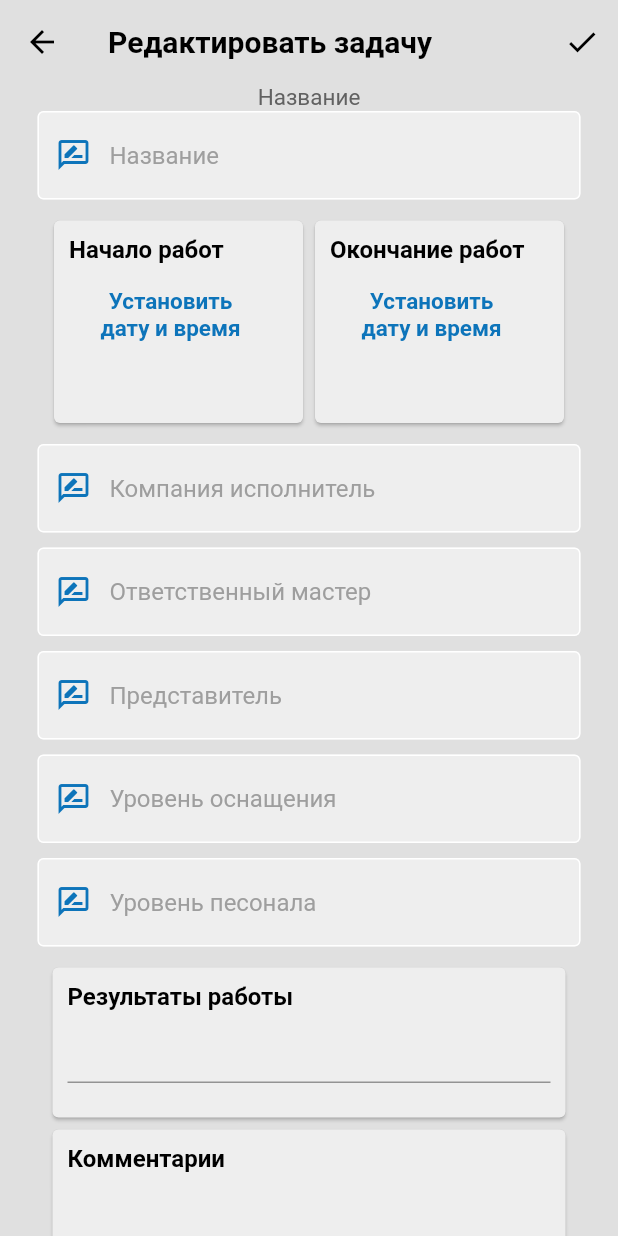
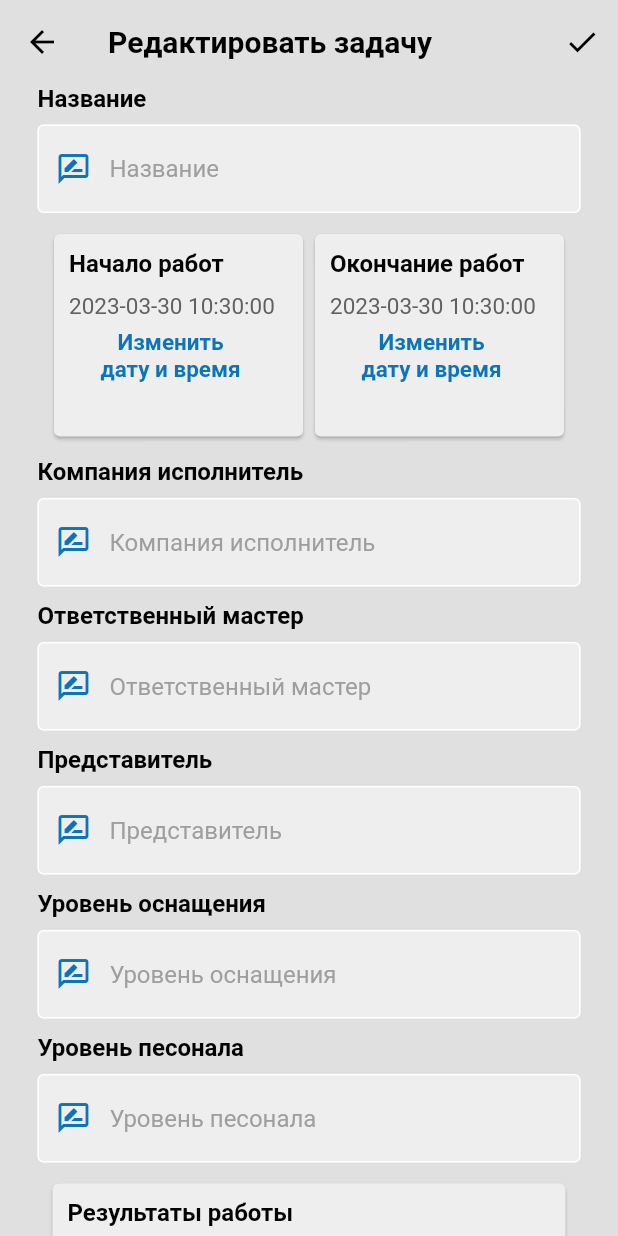
Before and after one commit to m00nlight1/PlannerETP, a Flutter app: the _UpdateTaskView screen opened directly with empty values, on a phone screen of 412 x 824 dp. Run offline on Flutter 3.47's test engine with Material 2 defaults, Android fonts, the phone set to English and light mode, and no system bars; our stand-ins replace dio, email_validator, flutter_bloc, flutter_svg, freezed_annotation, get_it and 3 more; network calls fail; project files that could hold a hidden picture were left out.

Commit message:
Updating the interface of the UpdateTask, DetailTask screens

```diff
--- a/lib/feature/tasks/presentation/task_screen.dart
+++ b/lib/feature/tasks/presentation/task_screen.dart
@@ -152,7 +152,7 @@ class _DetailTaskItem extends StatelessWidget {
                     color: Colors.grey.shade200,
                     child: SizedBox(
                       width: 180,
-                      height: 135,
+                      height: 100,
                       child: Padding(
                         padding: const EdgeInsets.all(10.0),
                         child: Column(
@@ -184,7 +184,7 @@ class _DetailTaskItem extends StatelessWidget {
                     color: Colors.grey.shade200,
                     child: SizedBox(
                       width: 180,
-                      height: 135,
+                      height: 100,
                       child: Padding(
                         padding: const EdgeInsets.all(10.0),
                         child: Column(
--- a/lib/feature/tasks/presentation/update_task_screen.dart
+++ b/lib/feature/tasks/presentation/update_task_screen.dart
@@ -61,12 +61,17 @@ class _UpdateTaskViewState extends State<_UpdateTaskView> {
   void initState() {
     super.initState();
     titleController = TextEditingController(text: taskEntity.title);
-    companyController = TextEditingController(text: taskEntity.contractorCompany);
-    masterController = TextEditingController(text: taskEntity.responsibleMaster);
-    representativeController = TextEditingController(text: taskEntity.representative);
-    equipmentLevelController = TextEditingController(text: taskEntity.equipmentLevel);
+    companyController =
+        TextEditingController(text: taskEntity.contractorCompany);
+    masterController =
+        TextEditingController(text: taskEntity.responsibleMaster);
+    representativeController =
+        TextEditingController(text: taskEntity.representative);
+    equipmentLevelController =
+        TextEditingController(text: taskEntity.equipmentLevel);
     staffLevelController = TextEditingController(text: taskEntity.staffLevel);
-    resultsOfTheWorkController = TextEditingController(text: taskEntity.resultsOfTheWork);
+    resultsOfTheWorkController =
+        TextEditingController(text: taskEntity.resultsOfTheWork);
     commentsController = TextEditingController(text: taskEntity.content);
   }
 
@@ -85,6 +90,7 @@ class _UpdateTaskViewState extends State<_UpdateTaskView> {
     }
     return selectedDate;
   }
+
   // Select for Time
   Future<TimeOfDay> _selectTime(BuildContext context) async {
     final selected = await showTimePicker(
@@ -187,7 +193,13 @@ class _UpdateTaskViewState extends State<_UpdateTaskView> {
             child: Column(
               children: [
                 //title
-                const Text("Название"),
+                Row(
+                  children: [
+                    const SizedBox(width: 25),
+                    Text("Название", style: theme.textTheme.headlineSmall)
+                  ],
+                ),
+                const SizedBox(height: 8),
                 AuthTextField(
                     hintText: 'Название',
                     obscureText: false,
@@ -220,7 +232,12 @@ class _UpdateTaskViewState extends State<_UpdateTaskView> {
                                   showStartWorkDateTime
                                       ? const Icon(Icons.date_range_outlined,
                                           color: Color(0xFF0d74ba))
-                                      : const SizedBox(),
+                                      : Flexible(
+                                          child: Text(
+                                              taskEntity.startOfWork
+                                                  .toString()
+                                                  .split(".")[0],
+                                              textAlign: TextAlign.center)),
                                   const SizedBox(width: 5),
                                   showStartWorkDateTime
                                       ? Flexible(
@@ -240,7 +257,7 @@ class _UpdateTaskViewState extends State<_UpdateTaskView> {
                                   padding: const EdgeInsets.symmetric(
                                       horizontal: 5.0),
                                   child: Text(
-                                    'Установить\nдату и время',
+                                    'Изменить\nдату и время',
                                     style: theme.textTheme.labelMedium,
                                     textAlign: TextAlign.center,
                                   ),
@@ -270,7 +287,12 @@ class _UpdateTaskViewState extends State<_UpdateTaskView> {
                                   showEndWorkDateTime
                                       ? const Icon(Icons.date_range_outlined,
                                           color: Color(0xFF0d74ba))
-                                      : const SizedBox(),
+                                      : Flexible(
+                                          child: Text(
+                                              taskEntity.endOfWork
+                                                  .toString()
+                                                  .split(".")[0],
+                                              textAlign: TextAlign.center)),
                                   const SizedBox(width: 5),
                                   showEndWorkDateTime
                                       ? Flexible(
@@ -290,7 +312,7 @@ class _UpdateTaskViewState extends State<_UpdateTaskView> {
                                   padding: const EdgeInsets.symmetric(
                                       horizontal: 5.0),
                                   child: Text(
-                                    'Установить\nдату и время',
+                                    'Изменить\nдату и время',
                                     style: theme.textTheme.labelMedium,
                                     textAlign: TextAlign.center,
                                   ),
@@ -305,6 +327,13 @@ class _UpdateTaskViewState extends State<_UpdateTaskView> {
                 ),
                 const SizedBox(height: 10),
                 //contractor company
+                Row(
+                  children: [
+                    const SizedBox(width: 25),
+                    Text("Компания исполнитель", style: theme.textTheme.headlineSmall)
+                  ],
+                ),
+                const SizedBox(height: 8),
                 AuthTextField(
                     hintText: 'Компания исполнитель',
                     obscureText: false,
@@ -316,6 +345,13 @@ class _UpdateTaskViewState extends State<_UpdateTaskView> {
                         : null),
                 const SizedBox(height: 10),
                 //responsible master
+                Row(
+                  children: [
+                    const SizedBox(width: 25),
+                    Text("Ответственный мастер", style: theme.textTheme.headlineSmall)
+                  ],
+                ),
+                const SizedBox(height: 8),
                 AuthTextField(
                     hintText: 'Ответственный мастер',
                     obscureText: false,
@@ -327,6 +363,13 @@ class _UpdateTaskViewState extends State<_UpdateTaskView> {
                         : null),
                 const SizedBox(height: 10),
                 //representative
+                Row(
+                  children: [
+                    const SizedBox(width: 25),
+                    Text("Представитель", style: theme.textTheme.headlineSmall)
+                  ],
+                ),
+                const SizedBox(height: 8),
                 AuthTextField(
                     hintText: 'Представитель',
                     obscureText: false,
@@ -338,6 +381,13 @@ class _UpdateTaskViewState extends State<_UpdateTaskView> {
                         : null),
                 const SizedBox(height: 10),
                 //equipment level
+                Row(
+                  children: [
+                    const SizedBox(width: 25),
+                    Text("Уровень оснащения", style: theme.textTheme.headlineSmall)
+                  ],
+                ),
+                const SizedBox(height: 8),
                 AuthTextField(
                     hintText: 'Уровень оснащения',
                     obscureText: false,
@@ -349,6 +399,13 @@ class _UpdateTaskViewState extends State<_UpdateTaskView> {
                         : null),
                 const SizedBox(height: 10),
                 //staff level
+                Row(
+                  children: [
+                    const SizedBox(width: 25),
+                    Text("Уровень песонала", style: theme.textTheme.headlineSmall)
+                  ],
+                ),
+                const SizedBox(height: 8),
                 AuthTextField(
                     hintText: 'Уровень песонала',
                     obscureText: false,
```
